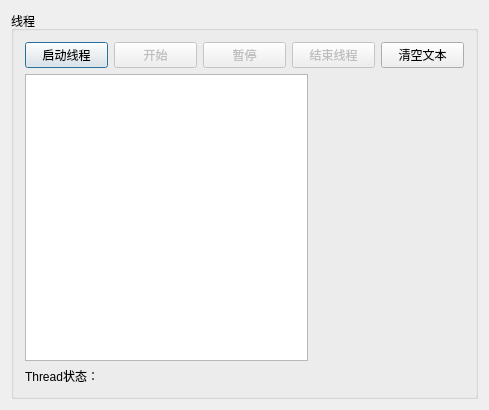
This is 03-qt-study-code/61-samp13_3QMutexLocker/dialog.ui in WeiMuYang/qtcreator-study-202104 as Qt 5 draws it before an edit. The edited form follows.
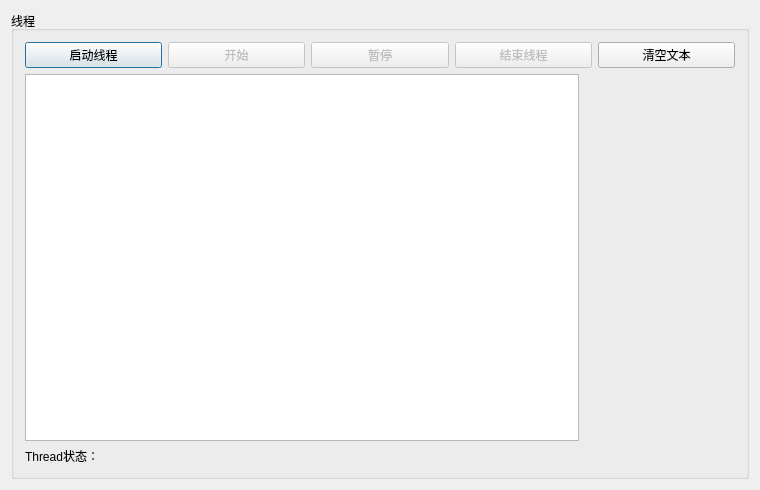
This is the edited form. Icons and pictures are not drawn.

Diff of the .ui file:
```diff
--- a/03-qt-study-code/61-samp13_3QMutexLocker/dialog.ui
+++ b/03-qt-study-code/61-samp13_3QMutexLocker/dialog.ui
@@ -6,8 +6,8 @@
    <rect>
     <x>0</x>
     <y>0</y>
-    <width>489</width>
-    <height>410</height>
+    <width>760</width>
+    <height>490</height>
    </rect>
   </property>
   <property name="windowTitle">
```
